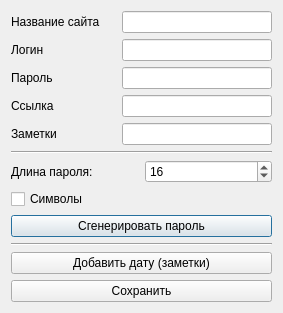
Before: the Qt Designer form addentrydialog.ui in Art1fi/qtKharon, drawn with Qt 5.
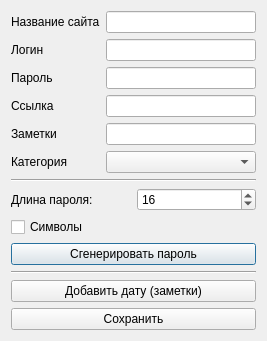
After: the same form once the commit is applied.

Diff of the .ui file:
```diff
--- a/addentrydialog.ui
+++ b/addentrydialog.ui
@@ -6,8 +6,8 @@
    <rect>
     <x>0</x>
     <y>0</y>
-    <width>283</width>
-    <height>275</height>
+    <width>237</width>
+    <height>276</height>
    </rect>
   </property>
   <property name="windowTitle">
@@ -205,6 +205,40 @@
      </item>
     </layout>
    </item>
+   <item>
+    <layout class="QHBoxLayout" name="horizontalLayout_7">
+     <item>
+      <widget class="QLabel" name="label_7">
+       <property name="text">
+        <string>Категория</string>
+       </property>
+      </widget>
+     </item>
+     <item>
+      <spacer name="horizontalSpacer_6">
+       <property name="orientation">
+        <enum>Qt::Orientation::Horizontal</enum>
+       </property>
+       <property name="sizeHint" stdset="0">
+        <size>
+         <width>40</width>
+         <height>20</height>
+        </size>
+       </property>
+      </spacer>
+     </item>
+     <item>
+      <widget class="QComboBox" name="categorySelectAdd">
+       <property name="minimumSize">
+        <size>
+         <width>150</width>
+         <height>0</height>
+        </size>
+       </property>
+      </widget>
+     </item>
+    </layout>
+   </item>
    <item>
     <widget class="Line" name="line">
      <property name="orientation">
```
